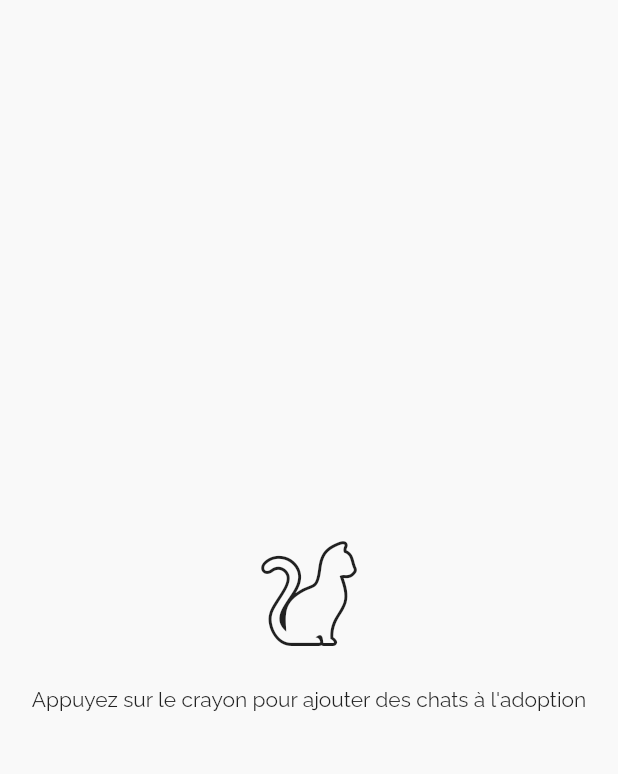
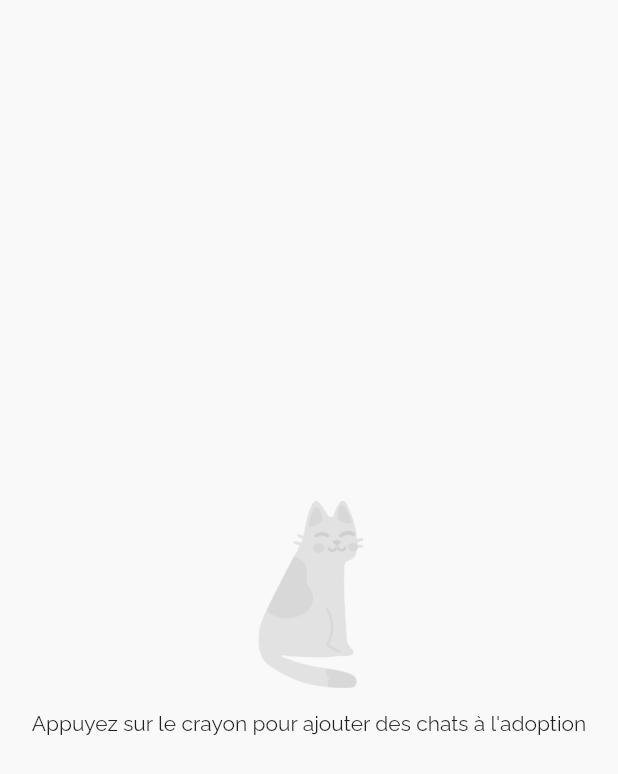
Before and after one commit to Feldrise/Adopte-un-Matou-App, a Flutter app: the AdoptionsList widget shown alone on an empty page, opened directly with empty values, on a phone screen of 412 x 824 dp. Shown: the top 774 px of the screen. Run offline on Flutter 3.47's test engine with Material 2 defaults, Android fonts, the phone set to English and light mode, and no system bars; our stand-ins replace dotted_border, flutter_feather_icons, google_fonts, shared_preferences; accounts and stored records are empty; network calls fail.

Commit message:
🚧 Add a few mechanismes to adoption page

```diff
--- a/lib/models/cat.dart
+++ b/lib/models/cat.dart
@@ -3,7 +3,9 @@ class Cat {
 
   String name;
   String genre;
-  int age;
+  String age;
+
+  int price;
 
   String location;
 
@@ -14,6 +16,7 @@ class Cat {
     required this.name,
     required this.genre,
     required this.age,
+    required this.price,
     required this.location,
     required this.properties,
     required this.description
@@ -23,7 +26,8 @@ class Cat {
     id = map['id'] as String,
     name = map['name'] as String? ?? "Unkown name",
     genre = map['genre'] as String? ?? "Unkown genre",
-    age = map['age'] as int? ?? -1,
+    age = map['age'] as String? ?? "Unkown age",
+    price = map['price'] as int? ?? -1,
     location = map['location'] as String? ?? "Unkown location",
     properties = (map['properties'] as List<dynamic>? ?? []).cast<String>(),
     description = map['description'] as String? ?? "Unknown description";
@@ -34,6 +38,7 @@ class Cat {
       "name": name,
       "genre": genre,
       "age": age,
+      "price": price,
       "location": location,
       "properties": properties,
       "description": description
--- a/lib/presentation/a_u_m_icons_icons.dart
+++ b/lib/presentation/a_u_m_icons_icons.dart
@@ -19,32 +19,25 @@ class AUMIcons {
   AUMIcons._();
 
   static const _kFontFam = 'AUMIcons';
+  static const String? _kFontPkg = null;
 
-  // ignore: constant_identifier_names
-  static const IconData forbidden_alone_people = IconData(0xe800, fontFamily: _kFontFam);
-  // ignore: constant_identifier_names
-  static const IconData forbidden_babies = IconData(0xe801, fontFamily: _kFontFam);
-  // ignore: constant_identifier_names
-  static const IconData forbidden_cats = IconData(0xe802, fontFamily: _kFontFam);
-  // ignore: constant_identifier_names
-  static const IconData forbidden_dogs = IconData(0xe803, fontFamily: _kFontFam);
-  // ignore: constant_identifier_names
-  static const IconData forbidden_kids = IconData(0xe804, fontFamily: _kFontFam);
-  // ignore: constant_identifier_names
-  static const IconData forbidden_old_people = IconData(0xe805, fontFamily: _kFontFam);
-  // ignore: constant_identifier_names
-  static const IconData forbidden_outdoor = IconData(0xe806, fontFamily: _kFontFam);
-  static const IconData identification = IconData(0xe807, fontFamily: _kFontFam);
-  static const IconData kid = IconData(0xe808, fontFamily: _kFontFam);
-  // ignore: constant_identifier_names
-  static const IconData not_vaccinated = IconData(0xe809, fontFamily: _kFontFam);
-  // ignore: constant_identifier_names
-  static const IconData old_people = IconData(0xe80a, fontFamily: _kFontFam);
-  static const IconData outdoor = IconData(0xe80b, fontFamily: _kFontFam);
-  static const IconData people = IconData(0xe80c, fontFamily: _kFontFam);
-  static const IconData sterilized = IconData(0xe80d, fontFamily: _kFontFam);
-  static const IconData vaccination = IconData(0xe80e, fontFamily: _kFontFam);
-  static const IconData baby = IconData(0xe80f, fontFamily: _kFontFam);
-  static const IconData cat = IconData(0xe810, fontFamily: _kFontFam);
-  static const IconData dog = IconData(0xe811, fontFamily: _kFontFam);
+  static const IconData forbiddenkids = IconData(0xe800, fontFamily: _kFontFam, fontPackage: _kFontPkg);
+  static const IconData forbiddenoldpeople = IconData(0xe801, fontFamily: _kFontFam, fontPackage: _kFontPkg);
+  static const IconData forbiddenoutdoor = IconData(0xe802, fontFamily: _kFontFam, fontPackage: _kFontPkg);
+  static const IconData identification = IconData(0xe803, fontFamily: _kFontFam, fontPackage: _kFontPkg);
+  static const IconData kid = IconData(0xe804, fontFamily: _kFontFam, fontPackage: _kFontPkg);
+  static const IconData notvaccinated = IconData(0xe805, fontFamily: _kFontFam, fontPackage: _kFontPkg);
+  static const IconData outdoor = IconData(0xe806, fontFamily: _kFontFam, fontPackage: _kFontPkg);
+  static const IconData oldpeople = IconData(0xe807, fontFamily: _kFontFam, fontPackage: _kFontPkg);
+  static const IconData people = IconData(0xe808, fontFamily: _kFontFam, fontPackage: _kFontPkg);
+  static const IconData sterilized = IconData(0xe809, fontFamily: _kFontFam, fontPackage: _kFontPkg);
+  static const IconData baby = IconData(0xe80a, fontFamily: _kFontFam, fontPackage: _kFontPkg);
+  static const IconData cat = IconData(0xe80b, fontFamily: _kFontFam, fontPackage: _kFontPkg);
+  static const IconData dog = IconData(0xe80c, fontFamily: _kFontFam, fontPackage: _kFontPkg);
+  static const IconData forbiddencats = IconData(0xe80d, fontFamily: _kFontFam, fontPackage: _kFontPkg);
+  static const IconData forbiddenalonepeople = IconData(0xe80e, fontFamily: _kFontFam, fontPackage: _kFontPkg);
+  static const IconData forbiddenbabies = IconData(0xe80f, fontFamily: _kFontFam, fontPackage: _kFontPkg);
+  static const IconData forbiddendogs = IconData(0xe810, fontFamily: _kFontFam, fontPackage: _kFontPkg);
+  static const IconData vaccination = IconData(0xe811, fontFamily: _kFontFam, fontPackage: _kFontPkg);
+  static const IconData kitty = IconData(0xe812, fontFamily: _kFontFam, fontPackage: _kFontPkg);
 }
--- a/lib/src/pages/adoptions_page/widgets/adoptions_list.dart
+++ b/lib/src/pages/adoptions_page/widgets/adoptions_list.dart
@@ -1,5 +1,6 @@
 import 'package:adopte_un_matou/models/cat.dart';
 import 'package:adopte_un_matou/presentation/a_u_m_icons_icons.dart';
+import 'package:adopte_un_matou/src/pages/view_cat_page/view_cat_page.dart';
 import 'package:adopte_un_matou/src/shared/widgets/cards/cat_card.dart';
 import 'package:dotted_border/dotted_border.dart';
 import 'package:flutter/material.dart';
@@ -23,7 +24,7 @@ class AdoptionsList extends StatelessWidget {
 
     return GridView(
       gridDelegate: const SliverGridDelegateWithMaxCrossAxisExtent(
-        maxCrossAxisExtent: 160,
+        maxCrossAxisExtent: 210,
         crossAxisSpacing: 16,
         mainAxisExtent: 250,
         mainAxisSpacing: 16
@@ -41,7 +42,9 @@ class AdoptionsList extends StatelessWidget {
   Widget _buildAddButton(BuildContext context) {
     const borderRadius = 11.0;
 
-    return Container(
+    return InkWell(
+      onTap: () async => _addCatPressed(context),
+      child: Container(
         decoration: BoxDecoration(
           color: Theme.of(context).primaryColor.withOpacity(0.2),
           borderRadius: BorderRadius.circular(borderRadius)
@@ -72,6 +75,7 @@ class AdoptionsList extends StatelessWidget {
             ),
           )
         ),
+      ),
     );
   }
 
@@ -79,14 +83,33 @@ class AdoptionsList extends StatelessWidget {
     return Column(
       mainAxisAlignment: MainAxisAlignment.center,
       crossAxisAlignment: CrossAxisAlignment.stretch,
-      children: const [
-        Icon(AUMIcons.cat, size: 92,),
-        SizedBox(height: 16,),
-        Text(
+      children: [
+        Image.asset(
+          "assets/icons/dayflowCat.png",
+          height: 125,
+        ),
+        const SizedBox(height: 16,),
+        const Text(
           "Appuyez sur le crayon pour ajouter des chats à l'adoption",
           textAlign: TextAlign.center,
         )
       ],
     );
   }
+
+  Future _addCatPressed(BuildContext context) async {
+    // final Cat tempDemoCat = Cat("superId",
+    //   name: "Jack",
+    //   age: "7 mois",
+    //   genre: "Mal",
+    //   price: 160,
+    //   location: "Rennes",
+    //   description: "Jack est un super chat tout mignon !",
+    //   properties: []
+    // );
+
+    await Navigator.of(context).push(
+      MaterialPageRoute(builder: (context) => const ViewCatPage(canEdit: true,))
+    );
   }
+}
--- a/lib/src/pages/main_page/main_page.dart
+++ b/lib/src/pages/main_page/main_page.dart
@@ -1,6 +1,5 @@
 import 'package:adopte_un_matou/models/page_item.dart';
 import 'package:adopte_un_matou/src/pages/main_page/widgets/menu_drawer.dart';
-import 'package:adopte_un_matou/src/shared/widgets/general/am_app_bar.dart';
 import 'package:adopte_un_matou/src/utils/app_manager.dart';
 import 'package:flutter/material.dart';
 
--- a/lib/src/shared/widgets/am_button.dart
+++ b/lib/src/shared/widgets/am_button.dart
@@ -30,7 +30,7 @@ class AmButton extends StatelessWidget {
     return ElevatedButton(
       style: buttonStyle,
       onPressed: onPressed,
-      child: Text(text),
+      child: Text(text, style: Theme.of(context).textTheme.button,),
     );
   }
 }
--- a/pubspec.yaml
+++ b/pubspec.yaml
@@ -49,6 +49,7 @@ flutter:
   assets:
     - assets/
     - assets/cats/
+    - assets/icons/
   #   - images/a_dot_ham.jpeg
   # An image asset can refer to one or more resolution-specific "variants", see
   # https://flutter.dev/assets-and-images/#resolution-aware.
```
Also changed, not shown: lib/src/pages/view_cat_page/view_cat_page.dart (added, +85 -0 lines), lib/theme/a_u_m_theme.dart (+6 -2 lines), assets/icons/dayflowCat.png (added), fonts/AUMIcons.ttf. Lines whose indentation alone changed are shown as unchanged.
